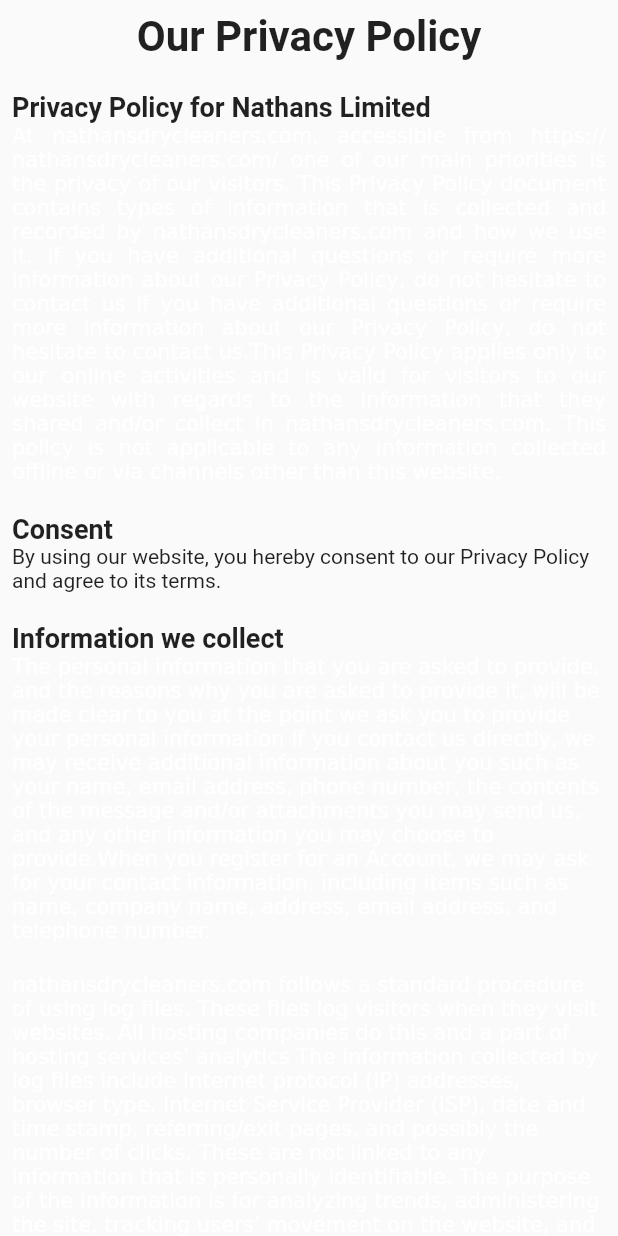
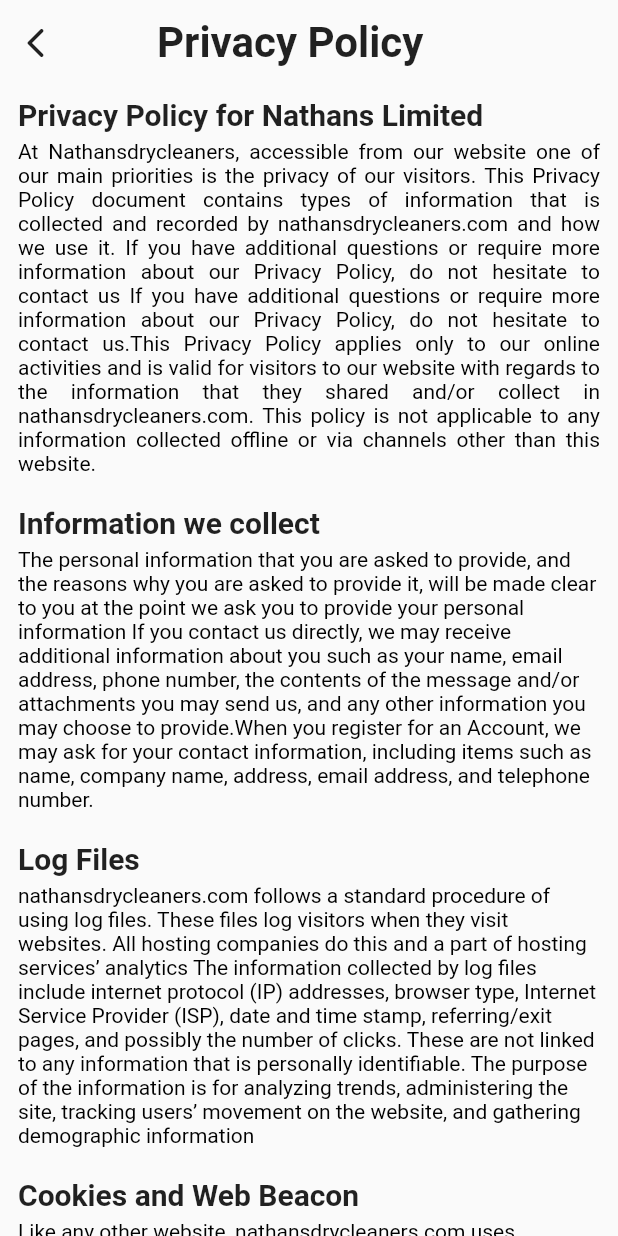
Before and after one commit to doshservices/lundary-app, a Flutter app: the PrivacyPolicyScreen screen opened by its route, on a phone screen of 412 x 824 dp. Run offline on Flutter 3.47's test engine with Material 2 defaults, Android fonts, the phone set to English and light mode, and no system bars; our stand-ins replace curved_navigation_bar, date_time_picker, expandable, get, pin_code_fields, shared_preferences and 1 more; missing offline and left inert: cloudinary_sdk, image_picker_gallery_camera; accounts and stored records are empty.

Commit message:
add privacy policy

```diff
--- a/lib/screens/auth/register.dart
+++ b/lib/screens/auth/register.dart
@@ -216,7 +216,7 @@
                     height: 20,
                   ),
                   Padding(
-                    padding: const EdgeInsets.all(18.0),
+                    padding: const EdgeInsets.all(1.0),
                     child: Row(
                       children: [
                         Material(
--- a/lib/screens/dashboard/privacy_policy.dart
+++ b/lib/screens/dashboard/privacy_policy.dart
@@ -7,31 +7,47 @@
   Widget build(BuildContext context) {
     return Scaffold(
       body: SingleChildScrollView(
+        child: SafeArea(
           child: Container(
             child: Padding(
-            padding: const EdgeInsets.all(8.0),
+              padding: const EdgeInsets.all(12.0),
               child: Column(
                 mainAxisAlignment: MainAxisAlignment.start,
                 crossAxisAlignment: CrossAxisAlignment.start,
                 children: [
-                Center(
-                  child: Text(
-                    "Our Privacy Policy",
-                    style: TextStyle(fontWeight: FontWeight.w600, fontSize: 28),
+                  Row(
+                    children: [
+                      GestureDetector(
+                        onTap: () {
+                          Navigator.pop(context);
+                        },
+                        child: Icon(Icons.arrow_back_ios_rounded),
                       ),
+                      SizedBox(
+                        width: MediaQuery.of(context).size.width / 6,
+                      ),
+                      Text(
+                        "Privacy Policy",
+                        style: TextStyle(
+                            fontWeight: FontWeight.w600, fontSize: 28),
+                      ),
+                    ],
                   ),
                   SizedBox(
                     height: 20,
                   ),
                   Text(
                     "Privacy Policy for Nathans Limited",
-                  style: TextStyle(fontWeight: FontWeight.w700, fontSize: 18),
+                    style: TextStyle(fontWeight: FontWeight.w700, fontSize: 20),
                   ),
+                  SizedBox(height: 5),
                   RichText(
-                  text: TextSpan(children: [
+                    text: TextSpan(
+                        style: TextStyle(color: Colors.black),
+                        children: [
                           TextSpan(
                               text:
-                            "At nathansdrycleaners.com, accessible from ${'https://nathansdrycleaners.com/'} one of our main priorities is the privacy of our visitors. This Privacy Policy document contains types of information that is collected and recorded by nathansdrycleaners.com and how we use it."),
+                                  "At Nathansdrycleaners, accessible from our website one of our main priorities is the privacy of our visitors. This Privacy Policy document contains types of information that is collected and recorded by nathansdrycleaners.com and how we use it."),
                           TextSpan(
                               text:
                                   " If you have additional questions or require more information about our Privacy Policy, do not hesitate to contact us"),
@@ -49,21 +65,24 @@
                   SizedBox(
                     height: 20,
                   ),
-                Text(
-                  'Consent',
-                  style: TextStyle(fontWeight: FontWeight.w600, fontSize: 18),
-                ),
-                Text(
-                    "By using our website, you hereby consent to our Privacy Policy and agree to its terms."),
-                SizedBox(
-                  height: 20,
-                ),
+                  // Text(
+                  //   'Consent',
+                  //   style: TextStyle(fontWeight: FontWeight.w600, fontSize: 20),
+                  // ),
+                  // Text(
+                  //     "By using our website, you hereby consent to our Privacy Policy and agree to its terms."),
+                  // SizedBox(
+                  //   height: 20,
+                  // ),
                   Text(
                     "Information we collect",
-                  style: TextStyle(fontWeight: FontWeight.w600, fontSize: 18),
+                    style: TextStyle(fontWeight: FontWeight.w600, fontSize: 20),
                   ),
+                  SizedBox(height: 5),
                   RichText(
-                    text: TextSpan(children: [
+                      text: TextSpan(
+                          style: TextStyle(color: Colors.black),
+                          children: [
                         TextSpan(
                             text:
                                 "The personal information that you are asked to provide, and the reasons why you are asked to provide it, will be made clear to you at the point we ask you to provide your personal information"),
@@ -77,8 +96,15 @@
                   SizedBox(
                     height: 20,
                   ),
+                  Text(
+                    "Log Files",
+                    style: TextStyle(fontWeight: FontWeight.w600, fontSize: 20),
+                  ),
+                  SizedBox(height: 5),
                   RichText(
-                    text: TextSpan(children: [
+                      text: TextSpan(
+                          style: TextStyle(color: Colors.black),
+                          children: [
                         TextSpan(
                             text:
                                 "nathansdrycleaners.com follows a standard procedure of using log files. These files log visitors when they visit websites. All hosting companies do this and a part of hosting services’ analytics"),
@@ -94,10 +120,13 @@
                   ),
                   Text(
                     "Cookies and Web Beacon",
-                  style: TextStyle(fontWeight: FontWeight.w600, fontSize: 18),
+                    style: TextStyle(fontWeight: FontWeight.w600, fontSize: 20),
                   ),
+                  SizedBox(height: 5),
                   RichText(
-                    text: TextSpan(children: [
+                      text: TextSpan(
+                          style: TextStyle(color: Colors.black),
+                          children: [
                         TextSpan(
                             text:
                                 "Like any other website, nathansdrycleaners.com uses ‘cookies’. These cookies are used to store information including visitors’ preferences, and the pages"),
@@ -113,10 +142,13 @@
                   ),
                   Text(
                     "Advertising Partners Privacy Policies",
-                  style: TextStyle(fontWeight: FontWeight.w600, fontSize: 18),
+                    style: TextStyle(fontWeight: FontWeight.w600, fontSize: 20),
                   ),
+                  SizedBox(height: 5),
                   RichText(
-                    text: TextSpan(children: [
+                      text: TextSpan(
+                          style: TextStyle(color: Colors.black),
+                          children: [
                         TextSpan(
                             text:
                                 "You may consult this list to find the Privacy Policy for each of the advertising partners of nathansdrycleaners.com."),
@@ -132,10 +164,13 @@
                   ),
                   Text(
                     "Third Party Privacy Policy",
-                  style: TextStyle(fontWeight: FontWeight.w600, fontSize: 18),
+                    style: TextStyle(fontWeight: FontWeight.w600, fontSize: 20),
                   ),
+                  SizedBox(height: 5),
                   RichText(
-                    text: TextSpan(children: [
+                      text: TextSpan(
+                          style: TextStyle(color: Colors.black),
+                          children: [
                         TextSpan(
                             text:
                                 "nathansdrycleaners.com’s Privacy Policy does not apply to other advertisers or websites. Thus, we are advising you to consult the respective Privacy Policies of these third-party"),
@@ -151,10 +186,13 @@
                   ),
                   Text(
                     "Children's Information",
-                  style: TextStyle(fontWeight: FontWeight.w600, fontSize: 18),
+                    style: TextStyle(fontWeight: FontWeight.w600, fontSize: 20),
                   ),
+                  SizedBox(height: 5),
                   RichText(
-                    text: TextSpan(children: [
+                      text: TextSpan(
+                          style: TextStyle(color: Colors.black),
+                          children: [
                         TextSpan(
                             text:
                                 "Another part of our priority is adding protection for children while using the internet. We encourage parents and guardians to observe, participate in,"),
@@ -170,6 +208,7 @@
             ),
           ),
         ),
+      ),
     );
   }
 }
--- a/pubspec.yaml
+++ b/pubspec.yaml
@@ -15,7 +15,7 @@
 # In iOS, build-name is used as CFBundleShortVersionString while build-number used as CFBundleVersion.
 # Read more about iOS versioning at
 # https://developer.apple.com/library/archive/documentation/General/Reference/InfoPlistKeyReference/Articles/CoreFoundationKeys.html
-version: 1.0.0+1
+version: 1.0.0+2
 
 environment:
   sdk: ">=2.7.0 <3.0.0"
```
Lines whose indentation alone changed are shown as unchanged.
